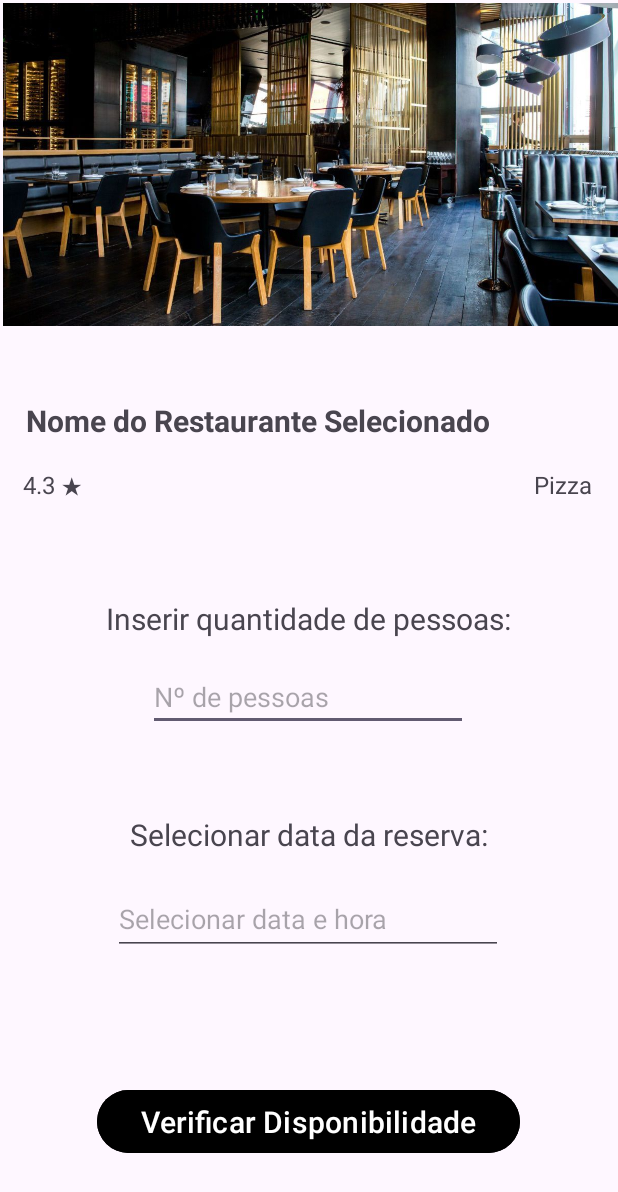
After one commit to khuunsh68/DADM_TableTime, an Android app: the SelectedRestaurantActivity screen opened directly, with no data from a screen before it, on a phone screen of 412 x 824 dp. The commit adds this screen. Shown: the top 1192 px of the screen. Run offline under Robolectric (Android 15) with nearby library versions, the phone set to English and light mode, and no system bars; network calls fail.

Commit message:
alterações na aplicação, add página restaurante selecionado
ainda não vai buscar o nome do restaurante que clicas em cima

```diff
--- a/TableTime/app/src/main/AndroidManifest.xml
+++ b/TableTime/app/src/main/AndroidManifest.xml
@@ -1,6 +1,7 @@
 <?xml version="1.0" encoding="utf-8"?>
 <manifest xmlns:android="http://schemas.android.com/apk/res/android"
     xmlns:tools="http://schemas.android.com/tools">
+
     <uses-permission android:name="android.permission.INTERNET" />
     <uses-permission android:name="android.permission.ACCESS_NETWORK_STATE" />
 
@@ -14,6 +15,9 @@
         android:supportsRtl="true"
         android:theme="@style/Theme.TableTime"
         tools:targetApi="31">
+        <activity
+            android:name=".SelectedRestaurantActivity"
+            android:exported="false" />
         <activity
             android:name=".LoginActivity"
             android:exported="true">
--- a/TableTime/app/src/main/java/com/ua/tabletime/HomepageActivity.kt
+++ b/TableTime/app/src/main/java/com/ua/tabletime/HomepageActivity.kt
@@ -27,6 +27,7 @@ class HomepageActivity : AppCompatActivity() {
     private var restaurantList: List<Restaurant> = listOf()
     private lateinit var btnSearch: Button
     private lateinit var helloUser: TextView
+    private lateinit var btnGoRestauranteSelecionado: Button
 
     override fun onCreate(savedInstanceState: Bundle?) {
         super.onCreate(savedInstanceState)
@@ -51,6 +52,11 @@ class HomepageActivity : AppCompatActivity() {
         btnProfilePage = findViewById(R.id.btnProfilePage)
         btnSearch = findViewById(R.id.buttonSearch)
         helloUser = findViewById(R.id.helloUser)
+        btnGoRestauranteSelecionado = findViewById(R.id.buttonGoRestauranteSelecionado)
+
+        btnGoRestauranteSelecionado.setOnClickListener {
+            startActivity(Intent(this, SelectedRestaurantActivity::class.java))
+        }
 
         btnProfilePage.setOnClickListener {
             startActivity(Intent(this, ContaInformacoesActivity::class.java))
--- /dev/null
+++ b/TableTime/app/src/main/java/com/ua/tabletime/SelectedRestaurantActivity.kt
@@ -0,0 +1,109 @@
+package com.ua.tabletime
+
+import android.app.DatePickerDialog
+import android.app.TimePickerDialog
+import android.os.Bundle
+import android.widget.Button
+import android.widget.EditText
+import android.widget.TextView
+import android.widget.Toast
+import androidx.activity.enableEdgeToEdge
+import androidx.appcompat.app.AppCompatActivity
+import androidx.core.view.ViewCompat
+import androidx.core.view.WindowInsetsCompat
+import java.util.Calendar
+
+class SelectedRestaurantActivity : AppCompatActivity() {
+
+    lateinit var txtNomeRestauranteSelecionado: TextView
+    lateinit var txtAvaliacaoRestauranteSelecionado: TextView
+    lateinit var txtTipoCozinhaRestauranteSelecionado: TextView
+    lateinit var buttonVerificarDisponibilidade: Button
+    lateinit var editTextNumeroPessoas: EditText
+    lateinit var editTextDataHora: EditText
+
+    private var selectedDate: String? = null
+    private var selectedTime: String? = null
+
+    override fun onCreate(savedInstanceState: Bundle?) {
+        super.onCreate(savedInstanceState)
+        enableEdgeToEdge()
+        setContentView(R.layout.activity_selected_restaurant)
+        ViewCompat.setOnApplyWindowInsetsListener(findViewById(R.id.main)) { v, insets ->
+            val systemBars = insets.getInsets(WindowInsetsCompat.Type.systemBars())
+            v.setPadding(systemBars.left, systemBars.top, systemBars.right, systemBars.bottom)
+            insets
+        }
+
+        txtNomeRestauranteSelecionado = findViewById(R.id.textViewNomeRestauranteSelecionado)
+        txtAvaliacaoRestauranteSelecionado =
+            findViewById(R.id.textViewAvaliacaoRestauranteSelecionado)
+        txtTipoCozinhaRestauranteSelecionado =
+            findViewById(R.id.textViewTipoCozinhaRestauranteSelecionado)
+        buttonVerificarDisponibilidade = findViewById(R.id.buttonVerificarDisponibilidade)
+        editTextNumeroPessoas = findViewById(R.id.editTextNumeroPessoas)
+        editTextDataHora = findViewById(R.id.editTextDataHora)
+
+        editTextDataHora.setOnClickListener {
+            showDateTimePicker()
+        }
+
+
+        buttonVerificarDisponibilidade.setOnClickListener {
+            val numeroPessoasStr = editTextNumeroPessoas.text.toString()
+            if (numeroPessoasStr.isNotEmpty()) {
+                val numeroPessoas = numeroPessoasStr.toIntOrNull()
+                if (numeroPessoas != null) {
+                    if (numeroPessoas >= 1) {
+                        if (selectedDate != null && selectedTime != null) {
+                            val message = "Número de pessoas: $numeroPessoas\nData selecionada: $selectedDate\nHora selecionada: $selectedTime"
+                            Toast.makeText(this, message, Toast.LENGTH_SHORT).show()
+                            // ENVIAR OS DADOS PARA A API PARA VERIFICAR DISPONIBILIDADE
+                        } else {
+                            Toast.makeText(this, "Por favor, selecione a data e a hora.", Toast.LENGTH_LONG).show()
+                        }
+                    } else {
+                        Toast.makeText(this, "O número mínimo de pessoas é 1.", Toast.LENGTH_LONG).show()
+                    }
+                } else {
+                    Toast.makeText(this, "Número inválido de pessoas.", Toast.LENGTH_LONG).show()
+                }
+            } else {
+                Toast.makeText(this, "Por favor, insira a quantidade de pessoas.", Toast.LENGTH_LONG).show()
+            }
+        }
+    }
+
+    private fun showDateTimePicker() {
+        val calendar = Calendar.getInstance()
+
+        DatePickerDialog(
+            this,
+            { _, year, month, dayOfMonth ->
+                calendar.set(Calendar.YEAR, year)
+                calendar.set(Calendar.MONTH, month)
+                calendar.set(Calendar.DAY_OF_MONTH, dayOfMonth)
+
+                selectedDate = "${dayOfMonth.toString().padStart(2, '0')}/${
+                    (month + 1).toString().padStart(2, '0')
+                }/$year"
+
+                TimePickerDialog(this, { _, hourOfDay, minute ->
+                    calendar.set(Calendar.HOUR_OF_DAY, hourOfDay)
+                    calendar.set(Calendar.MINUTE, minute)
+
+                    selectedTime = "${hourOfDay.toString().padStart(2, '0')}:${
+                        minute.toString().padStart(2, '0')
+                    }"
+
+                    val selectedDateTime = "$selectedDate $selectedTime"
+                    editTextDataHora.setText(selectedDateTime)
+                }, calendar.get(Calendar.HOUR_OF_DAY), calendar.get(Calendar.MINUTE), true).show()
+            },
+            calendar.get(Calendar.YEAR),
+            calendar.get(Calendar.MONTH),
+            calendar.get(Calendar.DAY_OF_MONTH)
+        ).show()
+    }
+
+}
--- a/TableTime/app/src/main/res/layout/activity_homepage.xml
+++ b/TableTime/app/src/main/res/layout/activity_homepage.xml
@@ -95,5 +95,17 @@
         app:layout_constraintTop_toTopOf="parent"
         app:layout_constraintVertical_bias="0.908" />
 
+    <Button
+        android:id="@+id/buttonGoRestauranteSelecionado"
+        android:layout_width="178dp"
+        android:layout_height="34dp"
+        android:text="Button"
+        app:layout_constraintBottom_toBottomOf="parent"
+        app:layout_constraintEnd_toEndOf="parent"
+        app:layout_constraintHorizontal_bias="0.446"
+        app:layout_constraintStart_toStartOf="parent"
+        app:layout_constraintTop_toTopOf="parent"
+        app:layout_constraintVertical_bias="0.131" />
+
 
 </androidx.constraintlayout.widget.ConstraintLayout>
--- a/TableTime/app/src/main/res/layout/activity_login.xml
+++ b/TableTime/app/src/main/res/layout/activity_login.xml
@@ -108,7 +108,6 @@
         android:id="@+id/textViewErro"
         android:layout_width="wrap_content"
         android:layout_height="wrap_content"
-        android:text="Mensagem de erro"
         android:textAlignment="center"
         android:textColor="#F44336"
         app:layout_constraintBottom_toBottomOf="parent"
--- /dev/null
+++ b/TableTime/app/src/main/res/layout/activity_selected_restaurant.xml
@@ -0,0 +1,130 @@
+<?xml version="1.0" encoding="utf-8"?>
+<androidx.constraintlayout.widget.ConstraintLayout xmlns:android="http://schemas.android.com/apk/res/android"
+    xmlns:app="http://schemas.android.com/apk/res-auto"
+    xmlns:tools="http://schemas.android.com/tools"
+    android:id="@+id/main"
+    android:layout_width="match_parent"
+    android:layout_height="match_parent"
+    tools:context=".SelectedRestaurantActivity">
+
+    <ImageView
+        android:id="@+id/imageView4"
+        android:layout_width="410dp"
+        android:layout_height="215dp"
+        app:layout_constraintBottom_toBottomOf="parent"
+        app:layout_constraintEnd_toEndOf="parent"
+        app:layout_constraintHorizontal_bias="1.0"
+        app:layout_constraintStart_toStartOf="parent"
+        app:layout_constraintTop_toTopOf="parent"
+        app:layout_constraintVertical_bias="0.003"
+        app:srcCompat="@drawable/restaurante1" />
+
+    <TextView
+        android:id="@+id/textViewNomeRestauranteSelecionado"
+        android:layout_width="wrap_content"
+        android:layout_height="wrap_content"
+        android:text="Nome do Restaurante Selecionado"
+        android:textSize="20sp"
+        android:textStyle="bold"
+        app:layout_constraintBottom_toBottomOf="parent"
+        app:layout_constraintEnd_toEndOf="parent"
+        app:layout_constraintHorizontal_bias="0.166"
+        app:layout_constraintStart_toStartOf="parent"
+        app:layout_constraintTop_toTopOf="parent"
+        app:layout_constraintVertical_bias="0.335" />
+
+    <TextView
+        android:id="@+id/textViewAvaliacaoRestauranteSelecionado"
+        android:layout_width="wrap_content"
+        android:layout_height="wrap_content"
+        android:text="4.3 ★"
+        android:textSize="16sp"
+        app:layout_constraintBottom_toBottomOf="parent"
+        app:layout_constraintEnd_toEndOf="parent"
+        app:layout_constraintHorizontal_bias="0.042"
+        app:layout_constraintStart_toStartOf="parent"
+        app:layout_constraintTop_toTopOf="parent"
+        app:layout_constraintVertical_bias="0.389" />
+
+    <TextView
+        android:id="@+id/textViewTipoCozinhaRestauranteSelecionado"
+        android:layout_width="wrap_content"
+        android:layout_height="wrap_content"
+        android:text="Pizza"
+        android:textAlignment="textEnd"
+        android:textSize="16sp"
+        app:layout_constraintBottom_toBottomOf="parent"
+        app:layout_constraintEnd_toEndOf="parent"
+        app:layout_constraintHorizontal_bias="0.954"
+        app:layout_constraintStart_toStartOf="parent"
+        app:layout_constraintTop_toTopOf="parent"
+        app:layout_constraintVertical_bias="0.389" />
+
+    <TextView
+        android:id="@+id/textView5"
+        android:layout_width="wrap_content"
+        android:layout_height="wrap_content"
+        android:text="Inserir quantidade de pessoas:"
+        android:textSize="20sp"
+        app:layout_constraintBottom_toBottomOf="parent"
+        app:layout_constraintEnd_toEndOf="parent"
+        app:layout_constraintHorizontal_bias="0.496"
+        app:layout_constraintStart_toStartOf="parent"
+        app:layout_constraintTop_toTopOf="parent" />
+
+    <TextView
+        android:id="@+id/textView6"
+        android:layout_width="wrap_content"
+        android:layout_height="wrap_content"
+        android:text="Selecionar data da reserva:"
+        android:textSize="20sp"
+        app:layout_constraintBottom_toBottomOf="parent"
+        app:layout_constraintEnd_toEndOf="parent"
+        app:layout_constraintStart_toStartOf="parent"
+        app:layout_constraintTop_toTopOf="@+id/imageView4"
+        app:layout_constraintVertical_bias="0.68" />
+
+    <Button
+        android:id="@+id/buttonVerificarDisponibilidade"
+        android:layout_width="282dp"
+        android:layout_height="50dp"
+        android:backgroundTint="#000000"
+        android:text="Verificar Disponibilidade"
+        android:textSize="20sp"
+        app:layout_constraintBottom_toBottomOf="parent"
+        app:layout_constraintEnd_toEndOf="parent"
+        app:layout_constraintHorizontal_bias="0.496"
+        app:layout_constraintStart_toStartOf="parent"
+        app:layout_constraintTop_toTopOf="parent"
+        app:layout_constraintVertical_bias="0.934"
+        app:rippleColor="#FF0000" />
+
+    <EditText
+        android:id="@+id/editTextNumeroPessoas"
+        android:layout_width="wrap_content"
+        android:layout_height="wrap_content"
+        android:ems="10"
+        android:hint="Nº de pessoas"
+        android:inputType="number"
+        app:layout_constraintBottom_toBottomOf="parent"
+        app:layout_constraintEnd_toEndOf="parent"
+        app:layout_constraintHorizontal_bias="0.497"
+        app:layout_constraintStart_toStartOf="parent"
+        app:layout_constraintTop_toTopOf="parent"
+        app:layout_constraintVertical_bias="0.568" />
+
+    <EditText
+        android:id="@+id/editTextDataHora"
+        android:layout_width="260dp"
+        android:layout_height="48dp"
+        android:clickable="true"
+        android:focusable="false"
+        android:hint="Selecionar data e hora"
+        app:layout_constraintBottom_toBottomOf="parent"
+        app:layout_constraintEnd_toEndOf="parent"
+        app:layout_constraintHorizontal_bias="0.496"
+        app:layout_constraintStart_toStartOf="parent"
+        app:layout_constraintTop_toTopOf="parent"
+        app:layout_constraintVertical_bias="0.759" />
+
+</androidx.constraintlayout.widget.ConstraintLayout>
```
